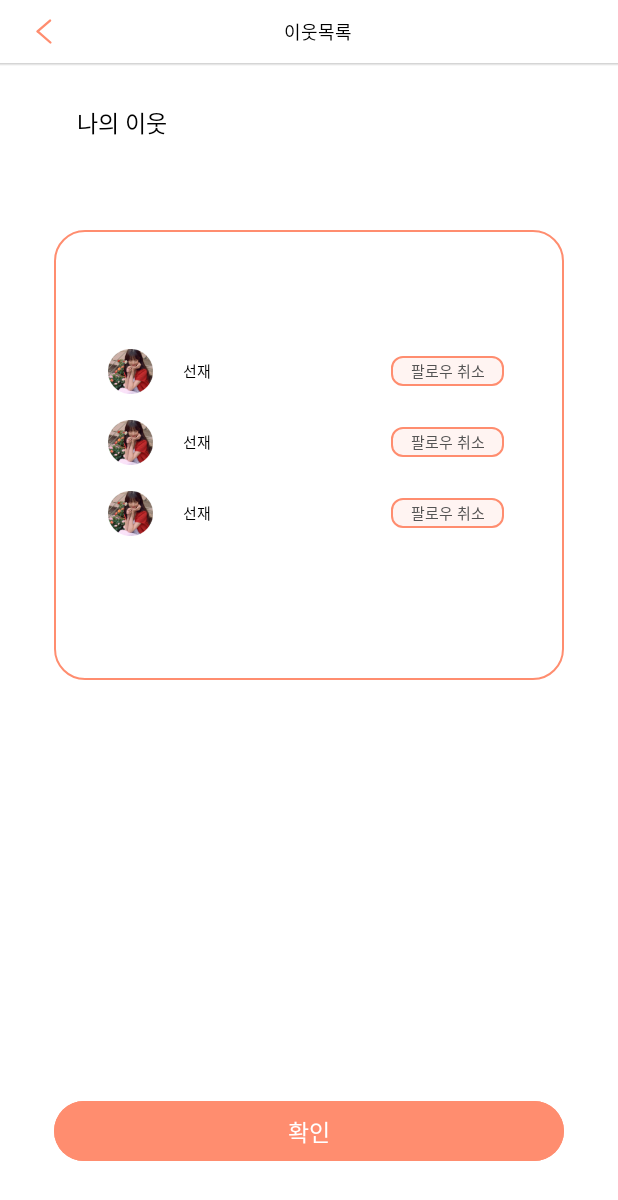
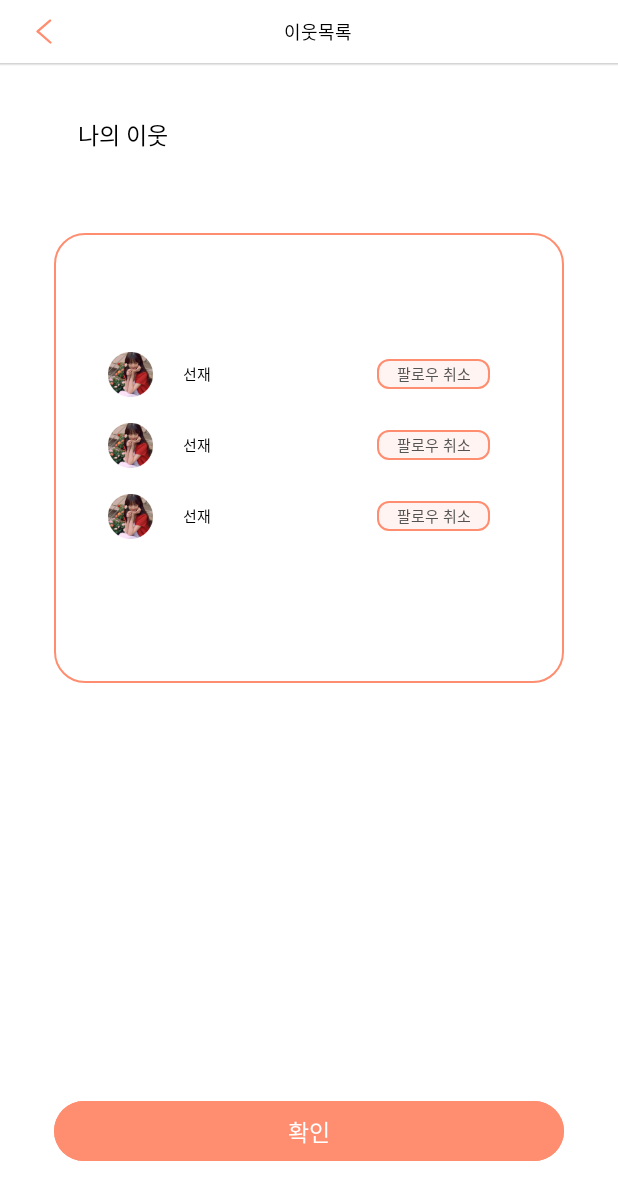
Before and after one commit to SOLUX-APP1-FLORY/Flory-Android, an Android app: the layout activity_neighbors.xml on its own in the app's theme, with its tools: preview values and no code run, on a phone screen of 412 x 824 dp. Shown: the top 1200 px of the screen. Run offline under Robolectric (Android 15) with nearby library versions, the phone set to English and light mode, and no system bars.

Commit message:
mod: 이웃 목록 페이지 UI 수정

```diff
--- a/app/src/main/res/layout/activity_neighbors.xml
+++ b/app/src/main/res/layout/activity_neighbors.xml
@@ -63,7 +63,8 @@
             android:id="@+id/tv_my_neighbors"
             android:layout_width="wrap_content"
             android:layout_height="wrap_content"
-            android:layout_marginStart="15dp"
+            android:layout_marginStart="16dp"
+            android:layout_marginTop="8dp"
             android:text="나의 이웃"
             android:textAppearance="@style/TextAppearance.body2"
             android:textColor="@color/black"
@@ -73,7 +74,7 @@
         <androidx.constraintlayout.widget.ConstraintLayout
             android:layout_width="wrap_content"
             android:layout_height="300dp"
-            android:layout_marginTop="14dp"
+            android:layout_marginTop="10dp"
             android:background="@drawable/shape_white_line_20_rect"
             android:paddingHorizontal="20dp"
             android:paddingVertical="14dp"
--- a/app/src/main/res/layout/item_profile_neighborlist.xml
+++ b/app/src/main/res/layout/item_profile_neighborlist.xml
@@ -33,13 +33,12 @@
         android:id="@+id/cl_followcancle"
         android:layout_width="75dp"
         android:layout_height="20dp"
+        android:layout_marginStart="120dp"
         android:background="@drawable/shape_white_line_7_rect"
         app:layout_constraintBottom_toBottomOf="parent"
         app:layout_constraintEnd_toEndOf="parent"
-        app:layout_constraintStart_toEndOf="@+id/tv_selectneighbor_nickname"
-        app:layout_constraintTop_toTopOf="parent"
-        android:layout_marginStart="100dp"
-        >
+        app:layout_constraintStart_toEndOf="@+id/iv_selectneighbor_image"
+        app:layout_constraintTop_toTopOf="parent">
 
         <TextView
             android:layout_width="wrap_content"
```
Also changed, not shown: app/src/main/java/com/solux/flory/presentation/profile/ProfileViewModel.kt (+8 -8 lines).
